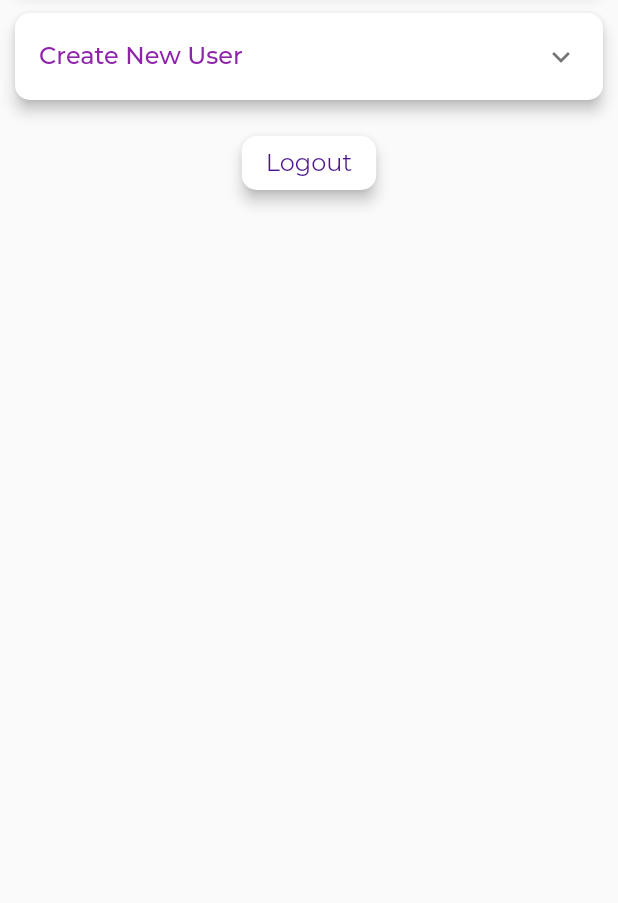
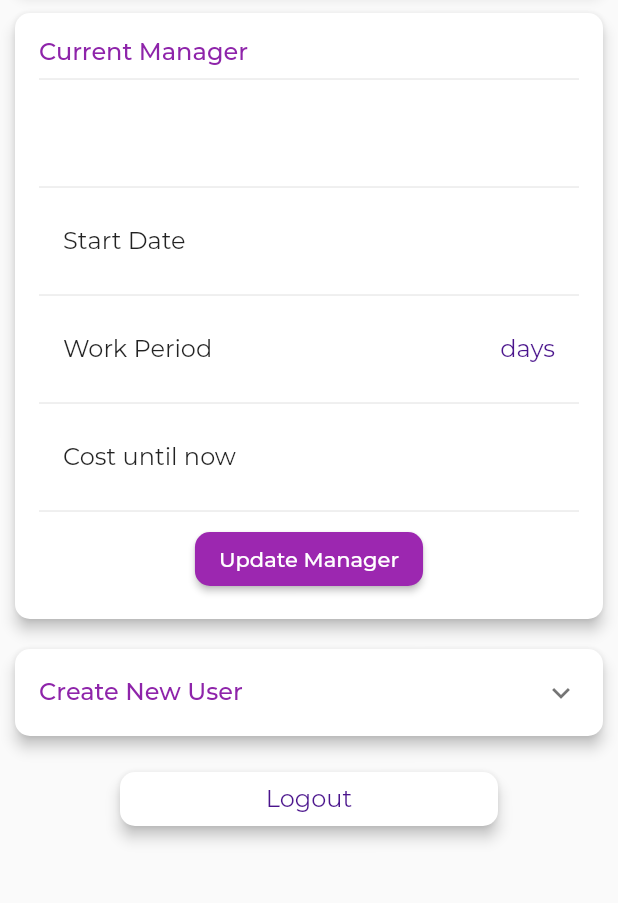
Before and after one commit to prism97/Mess-Meal-Management-Flutter, a Flutter app: the AdminScreen screen opened by its route, on a phone screen of 412 x 824 dp, the part 92-995 px from its top. Run offline on Flutter 3.47's test engine with Material 2 defaults, Android fonts, the phone set to English and light mode, and no system bars; our stand-ins replace cloud_firestore, email_validator, firebase_auth, flutter_spinkit, font_awesome_flutter, shared_preferences and 1 more; accounts and stored records are empty; project files that could hold a hidden picture were left out.

Commit message:
manager info added to both admin & manager screens

```diff
--- a/lib/main.dart
+++ b/lib/main.dart
@@ -3,12 +3,10 @@ import 'package:mess_meal/constants/custom_theme.dart';
 import 'package:mess_meal/models/user.dart';
 import 'package:mess_meal/screen_selector.dart';
 import 'package:mess_meal/screens/admin_screen.dart';
-import 'package:mess_meal/screens/budget_screen.dart';
 import 'package:mess_meal/screens/login_screen.dart';
 import 'package:mess_meal/screens/manager_screen.dart';
 import 'package:mess_meal/screens/meal_check_screen.dart';
 import 'package:mess_meal/screens/meal_list_screen.dart';
-import 'package:mess_meal/screens/signup_screen.dart';
 import 'package:mess_meal/services/auth.dart';
 
 void main() => runApp(MyApp());
@@ -36,10 +34,8 @@ class MyApp extends StatelessWidget {
       home: _getHomeScreen(),
       routes: {
         LoginScreen.id: (context) => LoginScreen(),
-        SignupScreen.id: (context) => SignupScreen(),
         MealCheckScreen.id: (context) => MealCheckScreen(),
         MealListScreen.id: (context) => MealListScreen(),
-        BudgetScreen.id: (context) => BudgetScreen(),
         ManagerScreen.id: (context) => ManagerScreen(),
         AdminScreen.id: (context) => AdminScreen(),
       },
--- a/lib/screens/admin_screen.dart
+++ b/lib/screens/admin_screen.dart
@@ -2,6 +2,7 @@ import 'package:flutter/material.dart';
 import 'package:mess_meal/services/auth.dart';
 import 'package:mess_meal/widgets/basic_white_button.dart';
 import 'package:mess_meal/widgets/create_user_card.dart';
+import 'package:mess_meal/widgets/current_manager_card.dart';
 import 'package:mess_meal/widgets/custom_app_bar.dart';
 
 class AdminScreen extends StatelessWidget {
@@ -15,7 +16,11 @@ class AdminScreen extends StatelessWidget {
       appBar: CustomAppBar(title: 'Admin'),
       body: SingleChildScrollView(
         child: Column(
+          crossAxisAlignment: CrossAxisAlignment.stretch,
           children: <Widget>[
+            CurrentManagerCard(
+              admin: true,
+            ),
             CreateUserCard(),
             BasicWhiteButton(
               text: 'Logout',
--- a/lib/services/database.dart
+++ b/lib/services/database.dart
@@ -1,4 +1,5 @@
 import 'package:cloud_firestore/cloud_firestore.dart';
+import 'package:intl/intl.dart';
 import 'package:mess_meal/models/meal_data.dart';
 import 'package:mess_meal/models/user.dart';
 
@@ -11,10 +12,40 @@ class DatabaseService {
   static final CollectionReference userCollection =
       Firestore.instance.collection('users');
 
+  static final CollectionReference systemCollection =
+      Firestore.instance.collection('system');
+
+  static final CollectionReference managerCollection =
+      Firestore.instance.collection('managers');
+
   static createUserData(int studentId, String name, String email) async {
     await userCollection
         .document()
         .setData({'studentId': studentId, 'name': name, 'email': email});
+  }
+
+  static Future<void> createManagerData(DateTime date) async {
+    await managerCollection.document().setData({'start_date': date});
+  }
+
+  static Future<Map<String, String>> getManagerData() async {
+    final systemManagerDoc =
+        await systemCollection.document('currentManager').get();
+    final managerId = systemManagerDoc.data['managerId'];
+    final userId = systemManagerDoc.data['userId'];
+
+    final managerDoc = await managerCollection.document(managerId).get();
+    final userDoc = await userCollection.document(userId).get();
+    final startDate = (managerDoc.data['start_date'] as Timestamp).toDate();
+    final workPeriod = DateTime.now().difference(startDate).inDays;
+
+    return {
+      'name': userDoc.data['name'],
+      'studentId': userDoc.data['studentId'].toString(),
+      'startDate': DateFormat.yMMMd().format(startDate),
+      'workPeriod': workPeriod.toString(),
+      'cost': managerDoc.data['cost'].toString()
+    };
   }
 
   Future updateUserDefaultMeal(bool breakfast, bool lunch, bool dinner) async {
--- a/lib/widgets/basic_white_button.dart
+++ b/lib/widgets/basic_white_button.dart
@@ -12,7 +12,7 @@ class BasicWhiteButton extends StatelessWidget {
     return Padding(
       padding: const EdgeInsets.symmetric(
         vertical: 8.0,
-        horizontal: 100.0,
+        horizontal: 80.0,
       ),
       child: RaisedButton(
         color: Colors.white,
--- /dev/null
+++ b/lib/widgets/current_manager_card.dart
@@ -0,0 +1,130 @@
+import 'package:flutter/material.dart';
+import 'package:flutter_spinkit/flutter_spinkit.dart';
+import 'package:mess_meal/constants/colors.dart';
+import 'package:mess_meal/constants/numbers.dart';
+import 'package:mess_meal/services/database.dart';
+
+class CurrentManagerCard extends StatefulWidget {
+  final bool admin;
+
+  const CurrentManagerCard({this.admin = false});
+
+  @override
+  _CurrentManagerCardState createState() => _CurrentManagerCardState();
+}
+
+class _CurrentManagerCardState extends State<CurrentManagerCard> {
+  bool _loading = true;
+  String _name = '';
+  String _studentId = '';
+  String _cost = '';
+  String _startDate = '';
+  String _workPeriod = '';
+
+  Future<void> getManagerInfo() async {
+    final result = await DatabaseService.getManagerData();
+    _name = result['name'];
+    _studentId = result['studentId'];
+    _startDate = result['startDate'];
+    _workPeriod = result['workPeriod'];
+    _cost = result['cost'];
+  }
+
+  @override
+  void initState() {
+    super.initState();
+    getManagerInfo().whenComplete(() {
+      setState(() {
+        _loading = false;
+      });
+    });
+  }
+
+  @override
+  Widget build(BuildContext context) {
+    return Card(
+      elevation: kElevation,
+      margin: EdgeInsets.all(kBorderRadius),
+      shape: RoundedRectangleBorder(
+        borderRadius: BorderRadius.circular(
+          kBorderRadius,
+        ),
+      ),
+      child: Padding(
+        padding: const EdgeInsets.all(16.0),
+        child: Column(
+          crossAxisAlignment: CrossAxisAlignment.start,
+          children: <Widget>[
+            Text(
+              'Current Manager',
+              style: Theme.of(context).textTheme.body2,
+            ),
+            _loading
+                ? Padding(
+                    padding: const EdgeInsets.all(16.0),
+                    child: SpinKitFadingCircle(
+                      color: primaryColorDark,
+                      size: 40.0,
+                    ),
+                  )
+                : Column(
+                    children: <Widget>[
+                      Divider(),
+                      ListTile(
+                        title: Text(_name),
+                        trailing: Text(_studentId),
+                      ),
+                      Divider(),
+                      ListTile(
+                        title: Text('Start Date'),
+                        trailing: Text(_startDate),
+                      ),
+                      Divider(),
+                      ListTile(
+                        title: Text('Work Period'),
+                        trailing: Text('$_workPeriod days'),
+                      ),
+                      Divider(),
+                      ListTile(
+                        title: Text('Cost until now'),
+                        trailing: Text(_cost),
+                      ),
+                      Divider(),
+                      widget.admin
+                          ? RaisedButton(
+                              color: accentColor,
+                              shape: RoundedRectangleBorder(
+                                borderRadius:
+                                    BorderRadius.circular(kBorderRadius),
+                              ),
+                              child: Text(
+                                'Update Manager',
+                                style: Theme.of(context)
+                                    .textTheme
+                                    .button
+                                    .copyWith(color: Colors.white),
+                              ),
+                              onPressed: () async {
+                                setState(() {
+                                  _loading = true;
+                                });
+                                await DatabaseService.createManagerData(
+                                    DateTime.now());
+                                Future.delayed(const Duration(seconds: 10), () {
+                                  getManagerInfo().whenComplete(() {
+                                    setState(() {
+                                      _loading = false;
+                                    });
+                                  });
+                                });
+                              },
+                            )
+                          : Container(),
+                    ],
+                  ),
+          ],
+        ),
+      ),
+    );
+  }
+}
--- a/lib/widgets/daily_meal_card.dart
+++ b/lib/widgets/daily_meal_card.dart
@@ -91,25 +91,27 @@ class _DailyMealCardState extends State<DailyMealCard> {
     Map<String, bool> _currentDefaultMeal = {};
 
     DateTime now = DateTime.now();
-    DateTime breakfastTime = DateTime(
-      now.year,
-      now.month,
-      now.day,
+    DateTime breakfastTime = widget.isDefault
+        ? DateTime.now()
+        : DateTime(
+            widget.date.year,
+            widget.date.month,
+            widget.date.day,
             6,
           );
-    DateTime lunchDinnerTime = DateTime(
-      now.year,
-      now.month,
-      now.day,
+    DateTime lunchDinnerTime = widget.isDefault
+        ? DateTime.now()
+        : DateTime(
+            widget.date.year,
+            widget.date.month,
+            widget.date.day,
             9,
           );
-    bool breakfastChangeNotAllowed = !widget.isDefault &&
-        now.day == widget.date.day &&
-        now.isAfter(breakfastTime);
+    bool breakfastChangeNotAllowed =
+        !widget.isDefault && now.isAfter(breakfastTime);
 
-    bool lunchDinnerChangeNotAllowed = !widget.isDefault &&
-        now.day == widget.date.day &&
-        now.isAfter(lunchDinnerTime);
+    bool lunchDinnerChangeNotAllowed =
+        !widget.isDefault && now.isAfter(lunchDinnerTime);
 
     return _loading
         ? Padding(
@@ -211,7 +213,9 @@ class _DailyMealCardState extends State<DailyMealCard> {
                       ],
                     ),
                   ),
-                  RaisedButton(
+                  (breakfastChangeNotAllowed && lunchDinnerChangeNotAllowed)
+                      ? Container()
+                      : RaisedButton(
                           elevation: kElevation,
                           shape: RoundedRectangleBorder(
                             borderRadius: BorderRadius.circular(kBorderRadius),
@@ -223,7 +227,8 @@ class _DailyMealCardState extends State<DailyMealCard> {
                               await db.updateUserDefaultMeal(
                                   mealChecks['breakfast'] ??
                                       _currentDefaultMeal['breakfast'],
-                            mealChecks['lunch'] ?? _currentDefaultMeal['lunch'],
+                                  mealChecks['lunch'] ??
+                                      _currentDefaultMeal['lunch'],
                                   mealChecks['dinner'] ??
                                       _currentDefaultMeal['dinner']);
                               Navigator.pop(context);
--- a/pubspec.yaml
+++ b/pubspec.yaml
@@ -32,6 +32,7 @@ dependencies:
   cloud_firestore: ^0.13.0+1
   firebase_core: ^0.4.3+3
   flutter_spinkit: ^4.1.1+1
+  intl: ^0.16.1
 
 dev_dependencies:
   flutter_test:
```
Also changed, not shown: lib/screens/budget_screen.dart (deleted, +0 -17 lines), lib/screens/login_screen.dart (+0 -12 lines), lib/screens/manager_screen.dart (+12 -2 lines), lib/screens/signup_screen.dart (deleted, +0 -162 lines), lib/widgets/custom_calendar.dart (+0 -15 lines), lib/widgets/nav_drawer.dart (+1 -10 lines), pubspec.lock. Lines whose indentation alone changed are shown as unchanged.
